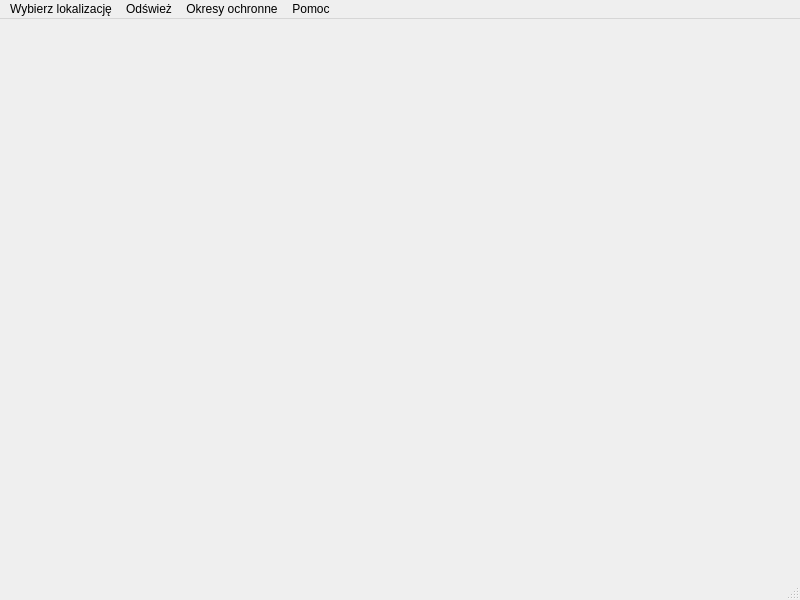
This is Pogoda_dla_wedkarzy/glowneokno.ui in WojtekG98/Pogoda_dla_wedkarzy as Qt 5 draws it before an edit. The edited form follows.
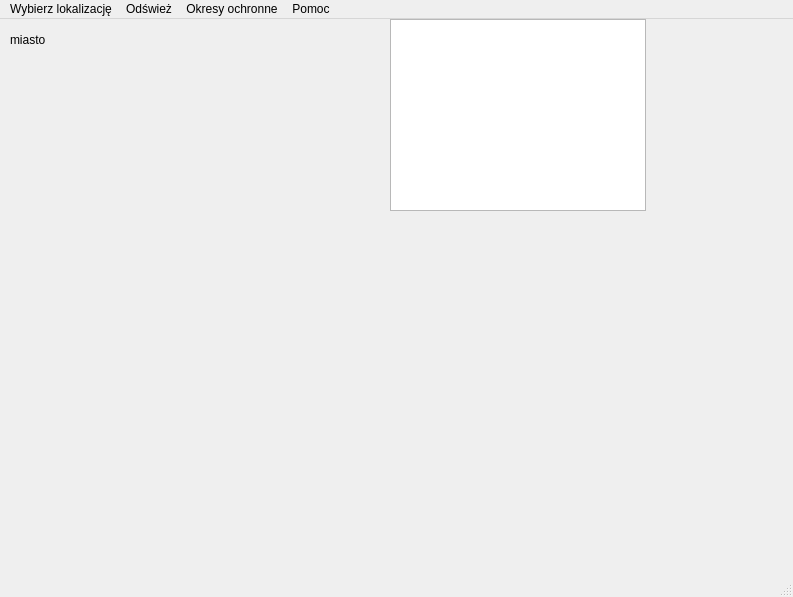
This is the edited form. Icons and pictures are not drawn.

```diff
--- a/Pogoda_dla_wedkarzy/glowneokno.ui
+++ b/Pogoda_dla_wedkarzy/glowneokno.ui
@@ -6,20 +6,57 @@
    <rect>
     <x>0</x>
     <y>0</y>
-    <width>800</width>
-    <height>600</height>
+    <width>793</width>
+    <height>597</height>
    </rect>
   </property>
   <property name="windowTitle">
    <string>GlowneOkno</string>
   </property>
-  <widget class="QWidget" name="centralwidget"/>
+  <widget class="QWidget" name="centralwidget">
+   <widget class="QLabel" name="label">
+    <property name="geometry">
+     <rect>
+      <x>10</x>
+      <y>10</y>
+      <width>781</width>
+      <height>21</height>
+     </rect>
+    </property>
+    <property name="text">
+     <string>miasto</string>
+    </property>
+   </widget>
+   <widget class="QTextEdit" name="textEdit">
+    <property name="geometry">
+     <rect>
+      <x>390</x>
+      <y>0</y>
+      <width>256</width>
+      <height>192</height>
+     </rect>
+    </property>
+   </widget>
+   <widget class="QLabel" name="label_2">
+    <property name="geometry">
+     <rect>
+      <x>40</x>
+      <y>40</y>
+      <width>101</width>
+      <height>101</height>
+     </rect>
+    </property>
+    <property name="text">
+     <string>&lt;html&gt;&lt;head/&gt;&lt;body&gt;&lt;p&gt;&lt;img src=&quot;:/new/prefix1/icons/weather-sunny.png&quot;  height=&quot;100&quot;  width=&quot;100&quot;/&gt;&lt;/p&gt;&lt;/body&gt;&lt;/html&gt;</string>
+    </property>
+   </widget>
+  </widget>
   <widget class="QMenuBar" name="menubar">
    <property name="geometry">
     <rect>
      <x>0</x>
      <y>0</y>
-     <width>800</width>
+     <width>793</width>
      <height>21</height>
     </rect>
    </property>
```
Left out of the diff: 6 changed lines with no effect on the pictures.
